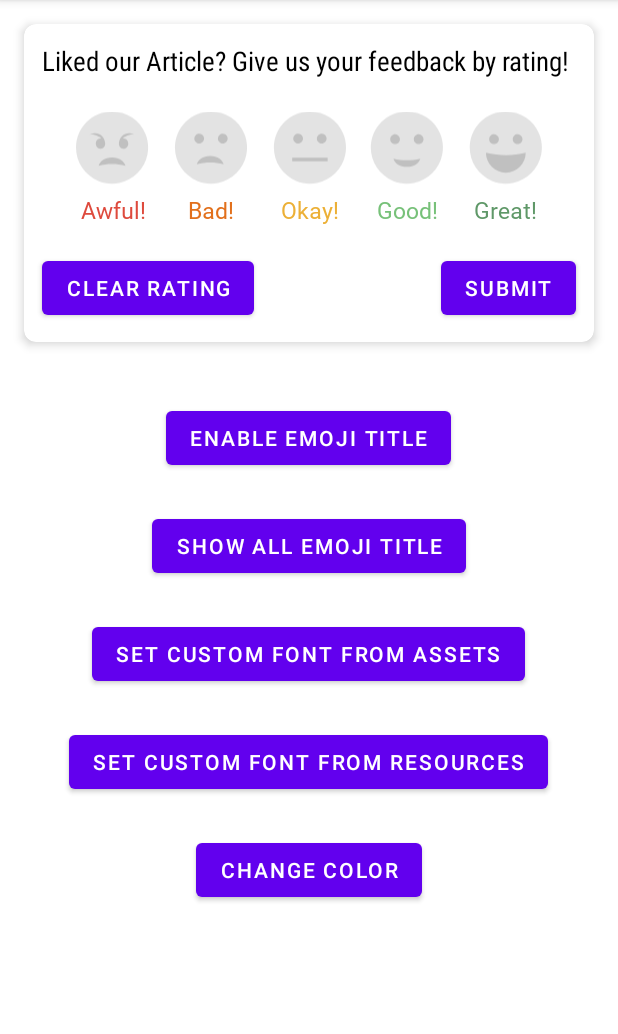
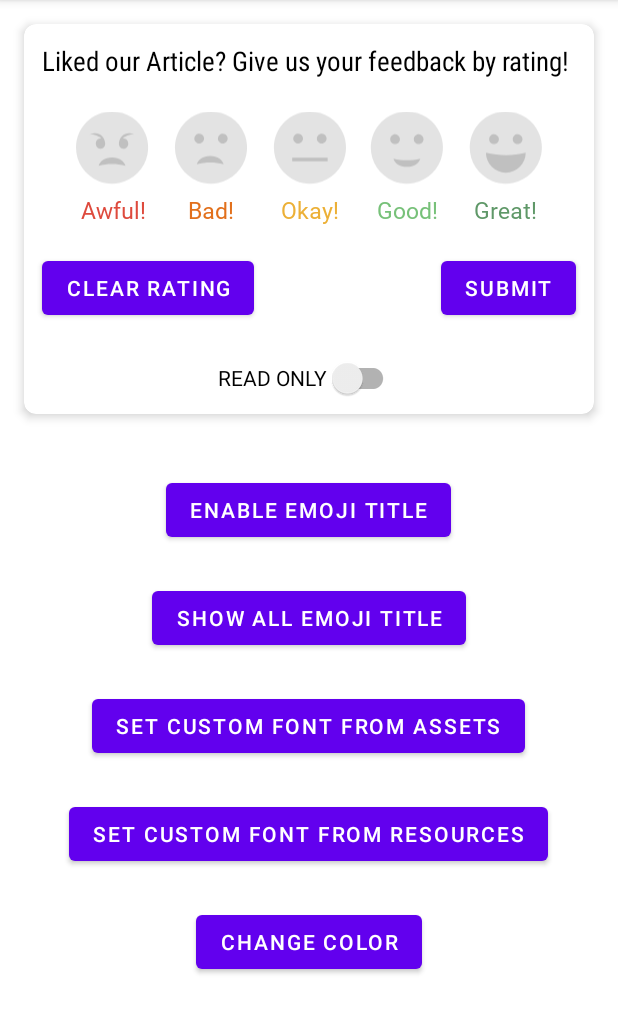
Before and after one commit to unaisulhadi/emojiratingbar, an Android app: the screen it shows after launch (MainActivity), on a phone screen of 412 x 824 dp, the part 84-1118 px from its top. Run offline under Robolectric (Android 15) with nearby library versions, the phone set to English and light mode, and no system bars; our stand-ins replace sdp/ssp sizes; Roboto replaces fonts that are not available here.

Commit message:
- Added Read only mode. - Updated Kotlin version and other dependencies.

```diff
--- a/sample/src/main/java/com/hadi/sample/MainActivity.kt
+++ b/sample/src/main/java/com/hadi/sample/MainActivity.kt
@@ -6,6 +6,7 @@ import android.os.Bundle
 import android.widget.Button
 import android.widget.TextView
 import android.widget.Toast
+import androidx.appcompat.widget.SwitchCompat
 import androidx.core.content.ContextCompat
 import com.hadi.emojiratingbar.EmojiRatingBar
 import com.hadi.emojiratingbar.RateStatus
@@ -20,6 +21,7 @@ class MainActivity : AppCompatActivity() {
     private lateinit var btnChangeTitleColor: Button
     private lateinit var btnShowAllTitle: Button
     private lateinit var btnClearRating: Button
+    private lateinit var readOnlySwitch : SwitchCompat
 
 
     override fun onCreate(savedInstanceState: Bundle?) {
@@ -35,6 +37,11 @@ class MainActivity : AppCompatActivity() {
         btnSetFontFromAssets = findViewById(R.id.btn_set_font_from_asset)
         btnChangeTitleColor = findViewById(R.id.btn_change_title_color)
         btnClearRating = findViewById(R.id.btn_clear)
+        readOnlySwitch = findViewById(R.id.readonly_switch)
+
+        readOnlySwitch.setOnCheckedChangeListener { compoundButton, isChecked ->
+                emojiRatingBar.setReadOnly(isChecked)
+        }
 
         btnGetCurrentRate.setOnClickListener {
             Toast.makeText(this, "${emojiRatingBar.getCurrentRateStatus()}", Toast.LENGTH_SHORT)
--- a/sample/src/main/res/layout/activity_main.xml
+++ b/sample/src/main/res/layout/activity_main.xml
@@ -75,6 +75,14 @@
 
 
 
+            <androidx.appcompat.widget.SwitchCompat
+                android:id="@+id/readonly_switch"
+                android:layout_width="wrap_content"
+                android:layout_height="wrap_content"
+                android:text="READ ONLY"
+                android:layout_gravity="center"
+                android:checked="false"/>
+
 
         </LinearLayout>
 
```
